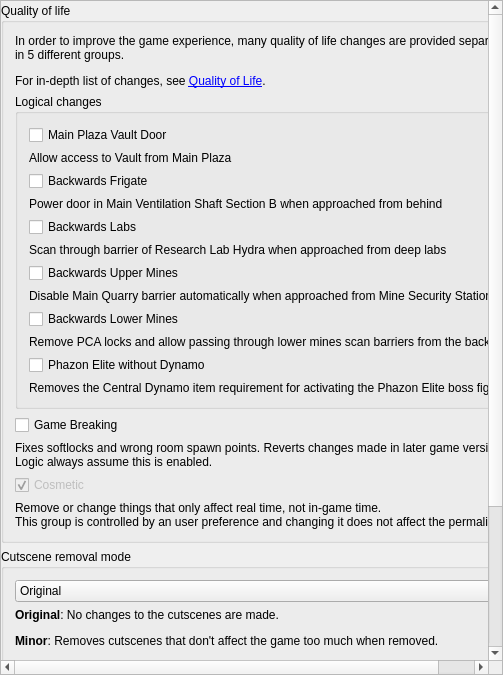
This is randovania/gui/ui_files/preset_prime_patches.ui in randovania/randovania as Qt 5 draws it before an edit. The edited form follows.
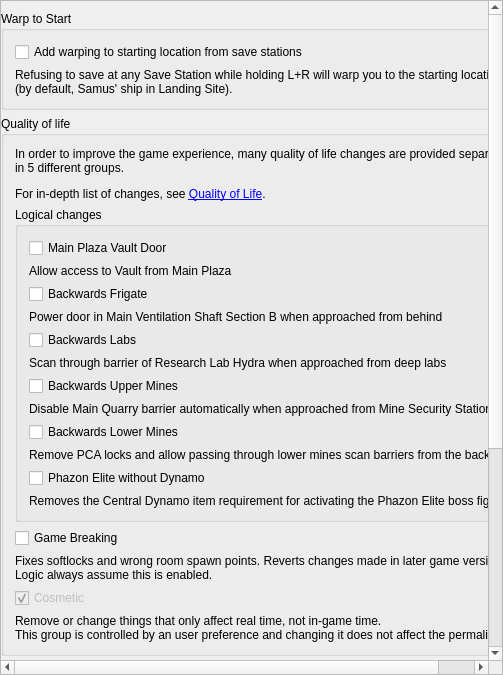
This is the edited form.

Commit message: Add warp to start for Prime 1

Diff of the .ui file:
```diff
--- a/randovania/gui/ui_files/preset_prime_patches.ui
+++ b/randovania/gui/ui_files/preset_prime_patches.ui
@@ -42,9 +42,9 @@
        <property name="geometry">
         <rect>
          <x>0</x>
-         <y>-80</y>
+         <y>0</y>
          <width>487</width>
-         <height>826</height>
+         <height>1057</height>
         </rect>
        </property>
        <layout class="QVBoxLayout" name="scroll_layout">
@@ -60,6 +60,48 @@
         <property name="bottomMargin">
          <number>0</number>
         </property>
+        <item>
+         <spacer name="top_spacer">
+          <property name="orientation">
+           <enum>Qt::Vertical</enum>
+          </property>
+          <property name="sizeType">
+           <enum>QSizePolicy::Fixed</enum>
+          </property>
+          <property name="sizeHint" stdset="0">
+           <size>
+            <width>20</width>
+            <height>8</height>
+           </size>
+          </property>
+         </spacer>
+        </item>
+        <item>
+         <widget class="QGroupBox" name="warp_to_start_group">
+          <property name="title">
+           <string>Warp to Start</string>
+          </property>
+          <layout class="QVBoxLayout" name="verticalLayout_6">
+           <item>
+            <widget class="QCheckBox" name="warp_to_start_check">
+             <property name="text">
+              <string>Add warping to starting location from save stations</string>
+             </property>
+            </widget>
+           </item>
+           <item>
+            <widget class="QLabel" name="warp_to_start_label">
+             <property name="text">
+              <string>&lt;html&gt;&lt;head/&gt;&lt;body&gt;&lt;p&gt;Refusing to save at any Save Station while holding L+R will warp you to the starting location (by default, Samus' ship in Landing Site).&lt;/p&gt;&lt;/body&gt;&lt;/html&gt;</string>
+             </property>
+             <property name="wordWrap">
+              <bool>true</bool>
+             </property>
+            </widget>
+           </item>
+          </layout>
+         </widget>
+        </item>
         <item>
          <widget class="QGroupBox" name="qol_group">
           <property name="title">
```
The commit also changes 12 other files.
